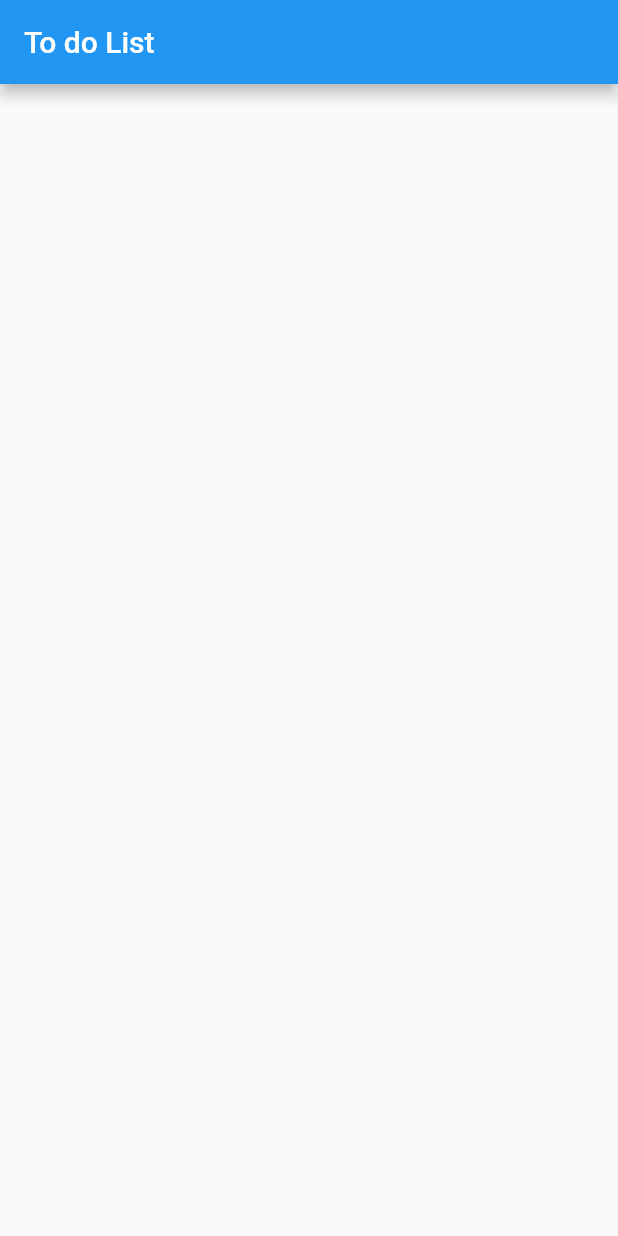
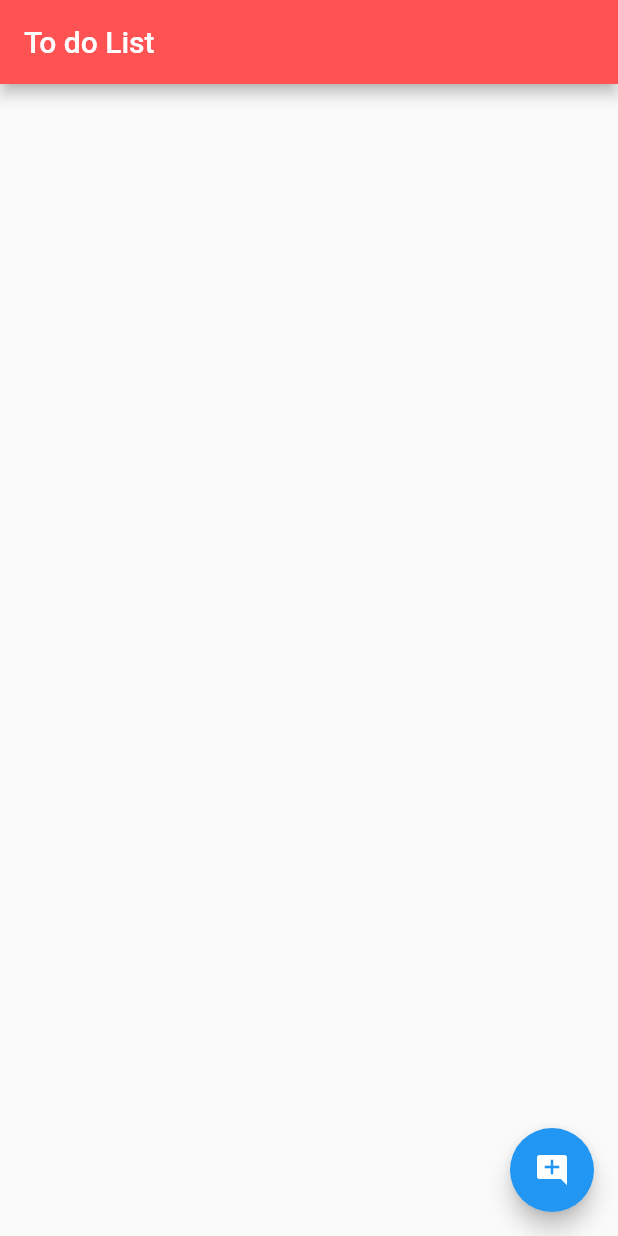
Before and after one commit to sakshamsri4/ToDoApp, a Flutter app: the screen it shows after launch, on a phone screen of 412 x 824 dp. Run offline on Flutter 3.47's test engine with Material 2 defaults, Android fonts, the phone set to English and light mode, and no system bars.

Commit message:
Home Screen Added

```diff
--- /dev/null
+++ b/lib/Screens/homePage.dart
@@ -0,0 +1,50 @@
+import 'package:flutter/cupertino.dart';
+import 'package:flutter/material.dart';
+
+class HomePage extends StatefulWidget {
+  @override
+  _HomePageState createState() => _HomePageState();
+}
+
+class _HomePageState extends State<HomePage> {
+  List<String> _toDoItems = [];
+
+  Widget _buildToDoList() {
+    return new ListView.builder(
+      itemBuilder: (context, index) {
+        if (index < _toDoItems.length) {
+          return _buildToDoItem(_toDoItems[index]);
+        }
+      },
+    );
+  }
+
+  void _addToDoItems() {
+    setState(() {
+      int index = _toDoItems.length;
+      _toDoItems.add('Item' + index.toString());
+    });
+  }
+
+  Widget _buildToDoItem(String toDoText) {
+    return new ListTile(
+      title: new Text(toDoText),
+    );
+  }
+
+  @override
+  Widget build(BuildContext context) {
+    return Scaffold(
+      appBar: AppBar(
+        backgroundColor: Colors.redAccent,
+        title: new Text('To do List'),
+      ),
+      body: _buildToDoList(),
+      floatingActionButton: FloatingActionButton(
+        onPressed: _addToDoItems,
+        tooltip: 'Add Task',
+        child: Icon(Icons.add_comment),
+      ),
+    );
+  }
+}
--- a/lib/main.dart
+++ b/lib/main.dart
@@ -1,18 +1,21 @@
-import 'package:flutter/cupertino.dart';
 import 'package:flutter/material.dart';
+import 'package:todo_app/Screens/homePage.dart';
 
-void main() => runApp(new TodoApp());
+void main() {
+  runApp(MyApp());
+}
 
-class TodoApp extends StatelessWidget {
+class MyApp extends StatelessWidget {
+  // This widget is the root of your application.
   @override
   Widget build(BuildContext context) {
-    return new MaterialApp(
-      title: 'To Do List',
-      home: new Scaffold(
-        appBar: new AppBar(
-          title: new Text('To do List'),
-        ),
+    return MaterialApp(
+      title: 'Flutter Demo',
+      theme: ThemeData(
+        primarySwatch: Colors.blue,
+        visualDensity: VisualDensity.adaptivePlatformDensity,
       ),
+      home: HomePage(),
     );
   }
 }
```
